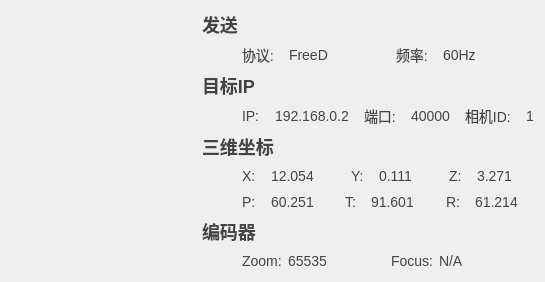
First picture: the form in overviewwidget.ui, repository wangzz-520/PT, before the edit.
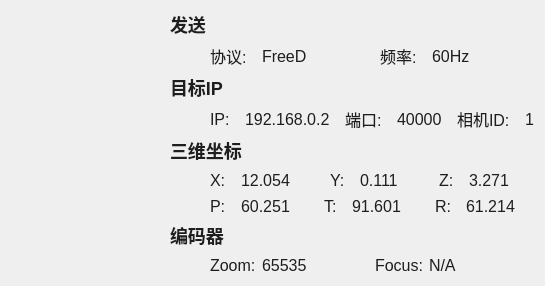
Second picture: the form after the edit. Custom widgets are drawn as their Qt base class.

Patch:
```diff
--- a/overviewwidget.ui
+++ b/overviewwidget.ui
@@ -16,8 +16,9 @@
   <property name="styleSheet">
    <string notr="true">*
 {
-    font-size: 14px;
-    color: rgb(68, 68, 68); /* 主文字色 */
+    font-family: &quot;Microsoft YaHei&quot;;
+    font-size: 16px;
+    color: rgb(30, 30, 30); /* 主文字色 */
 }
 
 QLabel#lbText1,#lbText2,#lbText3,#lbText4
```
